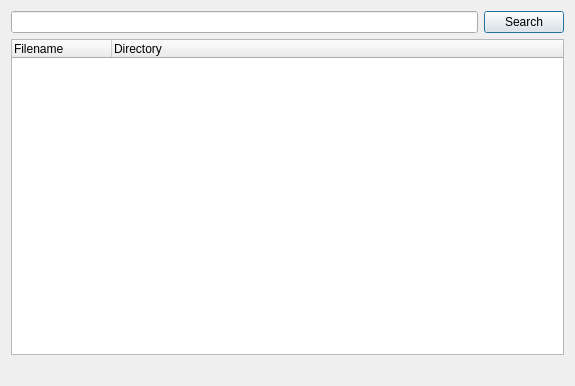
First picture: the form in eiskaltdcpp-qt/ui/UIShareBrowserSearch.ui, repository eiskaltdcpp/eiskaltdcpp, before the edit.
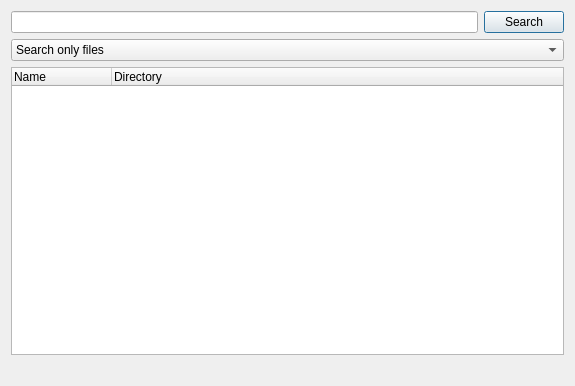
Second picture: the form after the edit.

The edit to the form file:
```diff
--- a/eiskaltdcpp-qt/ui/UIShareBrowserSearch.ui
+++ b/eiskaltdcpp-qt/ui/UIShareBrowserSearch.ui
@@ -13,8 +13,8 @@
   <property name="windowTitle">
    <string>Search</string>
   </property>
-  <layout class="QGridLayout" name="gridLayout">
-   <item row="0" column="0">
+  <layout class="QVBoxLayout" name="verticalLayout">
+   <item>
     <layout class="QHBoxLayout" name="horizontalLayout">
      <item>
       <widget class="QLineEdit" name="lineEdit_SEARCHSTR"/>
@@ -28,11 +28,30 @@
      </item>
     </layout>
    </item>
-   <item row="1" column="0">
+   <item>
+    <widget class="QComboBox" name="comboBox_TYPE_SEARCH">
+     <item>
+      <property name="text">
+       <string>Search only files</string>
+      </property>
+     </item>
+     <item>
+      <property name="text">
+       <string>Search only directories</string>
+      </property>
+     </item>
+     <item>
+      <property name="text">
+       <string>Search all</string>
+      </property>
+     </item>
+    </widget>
+   </item>
+   <item>
     <widget class="QTreeWidget" name="treeWidget">
      <column>
       <property name="text">
-       <string>Filename</string>
+       <string>Name</string>
       </property>
      </column>
      <column>
@@ -42,7 +61,7 @@
      </column>
     </widget>
    </item>
-   <item row="2" column="0">
+   <item>
     <widget class="QLabel" name="label_STATS">
      <property name="text">
       <string/>
```
